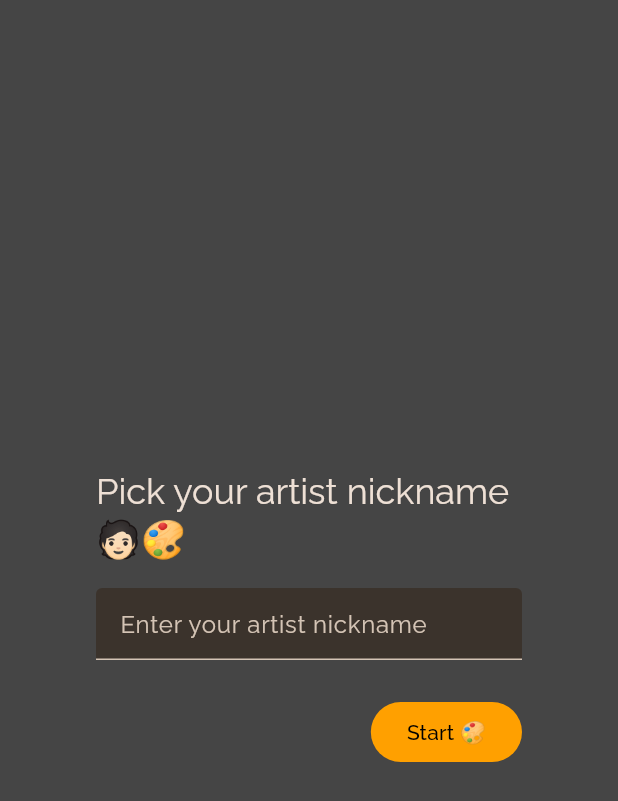
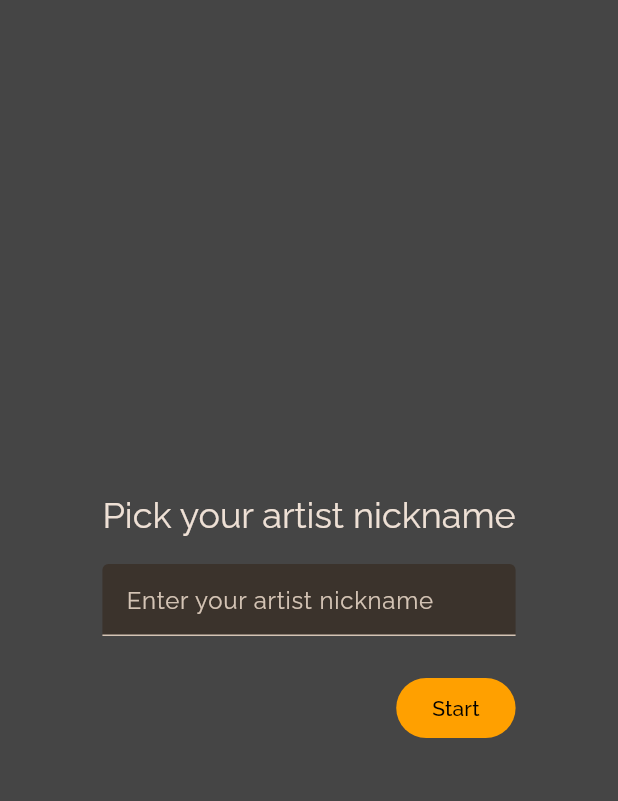
Before and after one commit to Roaa94/gen_art_canvas, a Flutter app: the screen it shows after launch, on a phone screen of 412 x 824 dp. Shown: the top 801 px of the screen. Run offline on Flutter 3.47's test engine with Material 2 defaults, Android fonts, the phone set to English and light mode, and no system bars; our stand-ins replace cloud_firestore, equatable, firebase_auth, firebase_core, flutter_riverpod; accounts and stored records are empty.

Commit message:
fix: remove emojis

```diff
--- a/lib/auth/widgets/artist_home_info.dart
+++ b/lib/auth/widgets/artist_home_info.dart
@@ -22,7 +22,7 @@ class ArtistHomeInfo extends ConsumerWidget {
           children: [
             const Text('Welcome, '),
             Text(
-              '${artist.nickname} 🧑🏻‍🎨!',
+              '${artist.nickname}!',
               style: const TextStyle(color: AppColors.primary),
             ),
             IconButton(
--- a/lib/auth/widgets/artist_nickname_dialog.dart
+++ b/lib/auth/widgets/artist_nickname_dialog.dart
@@ -31,7 +31,7 @@ class _ArtistNicknameDialogState extends State<ArtistNicknameDialog> {
   @override
   Widget build(BuildContext context) {
     return AlertDialog(
-      title: const Text('Pick your artist nickname 🧑🏻‍🎨'),
+      title: const Text('Pick your artist nickname'),
       content: Form(
         key: _formKey,
         child: TextFormField(
@@ -57,7 +57,7 @@ class _ArtistNicknameDialogState extends State<ArtistNicknameDialog> {
           onPressed: widget.isLoading ? null : () => _submit(context),
           child: widget.isLoading
               ? const CircularProgressIndicator()
-              : const Text('Start 🎨'),
+              : const Text('Start'),
         ),
       ],
     );
--- a/lib/cuboids/pages/cuboids_canvas_home_page.dart
+++ b/lib/cuboids/pages/cuboids_canvas_home_page.dart
@@ -108,7 +108,7 @@ class _HomePageState extends ConsumerState<CuboidsCanvasHomePage> {
                             ),
                           ],
                         ),
-                        child: const Text('Start Creating 🎨'),
+                        child: const Text('Start Creating'),
                       ),
                     ),
                   ),
```
